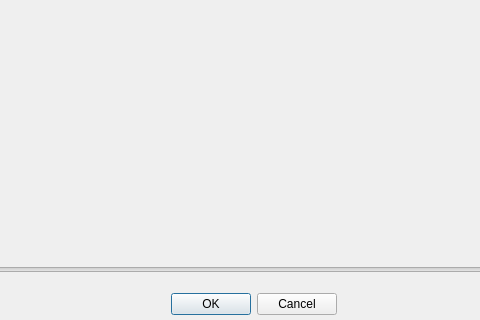
First picture: the form in fotochop/Fusion.ui, repository namealreadytaken/fotochope, before the edit; both pictures show x 316 to 796 and y 450 to 770 of the 1059 by 770 pixel window.
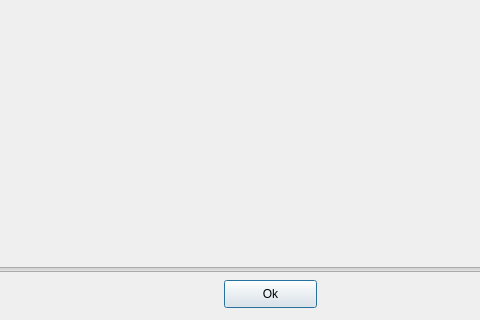
Second picture: the form after the edit.

```diff
--- a/fotochop/Fusion.ui
+++ b/fotochop/Fusion.ui
@@ -45,20 +45,17 @@
     <enum>Qt::Horizontal</enum>
    </property>
   </widget>
-  <widget class="QDialogButtonBox" name="buttonBox">
+  <widget class="QPushButton" name="okButton">
    <property name="geometry">
     <rect>
-     <x>460</x>
-     <y>740</y>
-     <width>193</width>
+     <x>540</x>
+     <y>730</y>
+     <width>93</width>
      <height>28</height>
     </rect>
    </property>
-   <property name="orientation">
-    <enum>Qt::Horizontal</enum>
-   </property>
-   <property name="standardButtons">
-    <set>QDialogButtonBox::Cancel|QDialogButtonBox::Ok</set>
+   <property name="text">
+    <string>Ok</string>
    </property>
   </widget>
  </widget>
```
Left out of the diff: 35 changed lines with no effect on the pictures.
